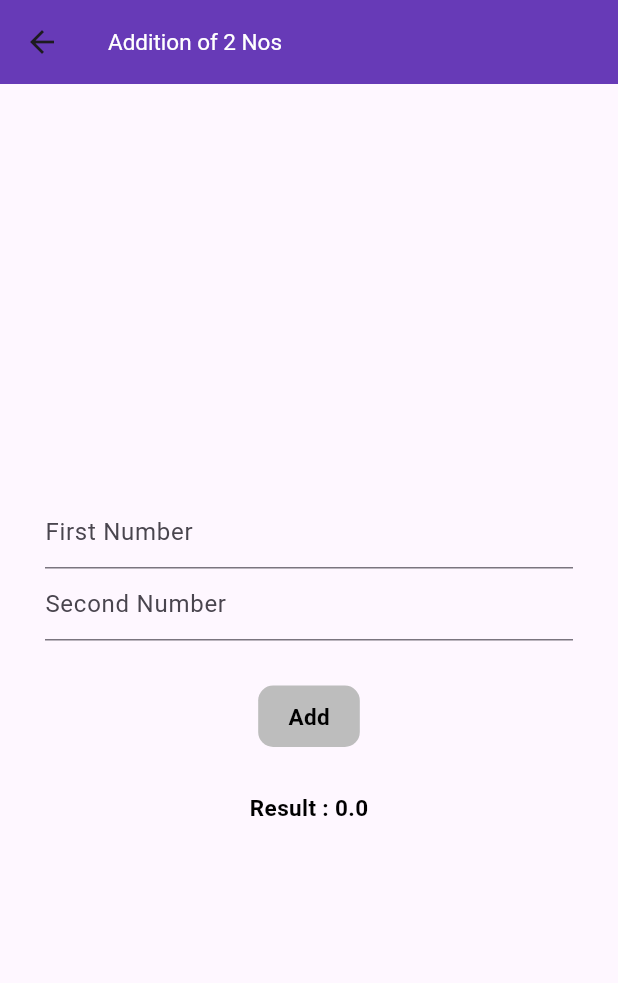
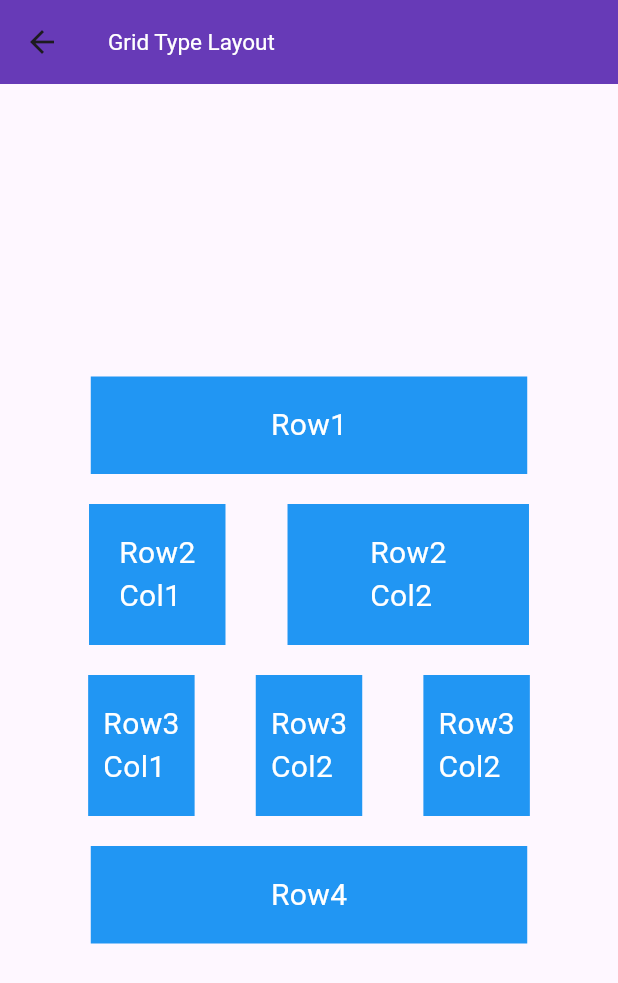
Before and after one commit to asmitranjansinha/mobile-app-dev-VITB, a Flutter app: the screen it shows after launch, after a tap on "Grid Type Layout", on a phone screen of 412 x 824 dp. Shown: the top 983 px of the screen. Run offline on Flutter 3.47's test engine with Material 3 defaults, Android fonts, the phone set to English and light mode, and no system bars.

Commit message:
added grid type layout

```diff
--- a/lib/controller/common_controller.dart
+++ b/lib/controller/common_controller.dart
@@ -1,5 +1,4 @@
 import 'dart:developer';
-import 'dart:ffi';
 
 import 'package:flutter/material.dart';
 
--- /dev/null
+++ b/lib/views/components/blue_box.dart
@@ -0,0 +1,33 @@
+import 'package:flutter/material.dart';
+
+class BlueBox extends StatelessWidget {
+  final String title;
+  final double width;
+  const BlueBox({
+    super.key,
+    required this.title,
+    required this.width,
+  });
+
+  @override
+  Widget build(BuildContext context) {
+    return Container(
+      decoration: const BoxDecoration(
+        color: Colors.blue,
+      ),
+      child: Padding(
+        padding: EdgeInsets.symmetric(
+          vertical: 18.0,
+          horizontal: width,
+        ),
+        child: Text(
+          title,
+          style: const TextStyle(
+            color: Colors.white,
+            fontSize: 20.0,
+          ),
+        ),
+      ),
+    );
+  }
+}
--- a/lib/views/home_screen.dart
+++ b/lib/views/home_screen.dart
@@ -1,6 +1,7 @@
 import 'package:flutter/material.dart';
 import 'package:test_app/views/screens/addition_screen.dart';
 import 'package:test_app/views/screens/assignment_2.dart';
+import 'package:test_app/views/screens/grid_type_layout_screen.dart';
 import 'package:test_app/views/screens/horizontal_image_screen.dart';
 import 'package:test_app/views/screens/multiple_image_screen.dart';
 import 'package:test_app/views/screens/relative_layout_screen.dart';
@@ -73,7 +74,7 @@ class HomeScreen extends StatelessWidget {
               onPressed: () {
                 Navigator.of(context).push(
                   MaterialPageRoute(
-                      builder: (context) => AdditionScreen()),
+                      builder: (context) => GridTypeLayoutScreen()),
                 );
               },
               child: const Text("Grid Type Layout"),
--- /dev/null
+++ b/lib/views/screens/grid_type_layout_screen.dart
@@ -0,0 +1,85 @@
+import 'package:flutter/material.dart';
+import 'package:test_app/views/components/blue_box.dart';
+
+class GridTypeLayoutScreen extends StatelessWidget {
+  const GridTypeLayoutScreen({super.key});
+
+  @override
+  Widget build(BuildContext context) {
+    return Scaffold(
+      body: const Center(
+        child: Padding(
+          padding: EdgeInsets.symmetric(
+            horizontal: 18.0,
+          ),
+          child: Column(
+            mainAxisAlignment: MainAxisAlignment.center,
+            children: [
+              Column(
+                children: [
+                  BlueBox(
+                    title: "Row1",
+                    width: 120.0,
+                  ),
+                  SizedBox(
+                    height: 20.0,
+                  ),
+                  Row(
+                    mainAxisAlignment: MainAxisAlignment.spaceEvenly,
+                    children: [
+                      BlueBox(
+                        title: "Row2\nCol1",
+                        width: 20.0,
+                      ),
+                      BlueBox(
+                        title: "Row2\nCol2",
+                        width: 55.0,
+                      ),
+                    ],
+                  ),
+                  SizedBox(
+                    height: 20.0,
+                  ),
+                  Row(
+                    mainAxisAlignment: MainAxisAlignment.spaceEvenly,
+                    children: [
+                      BlueBox(
+                        title: "Row3\nCol1",
+                        width: 10.0,
+                      ),
+                      BlueBox(
+                        title: "Row3\nCol2",
+                        width: 10.0,
+                      ),
+                      BlueBox(
+                        title: "Row3\nCol2",
+                        width: 10.0,
+                      ),
+                    ],
+                  ),
+                  SizedBox(
+                    height: 20.0,
+                  ),
+                  BlueBox(
+                    title: "Row4",
+                    width: 120.0,
+                  ),
+                ],
+              )
+            ],
+          ),
+        ),
+      ),
+      appBar: AppBar(
+        backgroundColor: Colors.deepPurple,
+        title: const Text(
+          "Grid Type Layout",
+          style: TextStyle(
+            fontSize: 15.0,
+            color: Colors.white,
+          ),
+        ),
+      ),
+    );
+  }
+}
```
